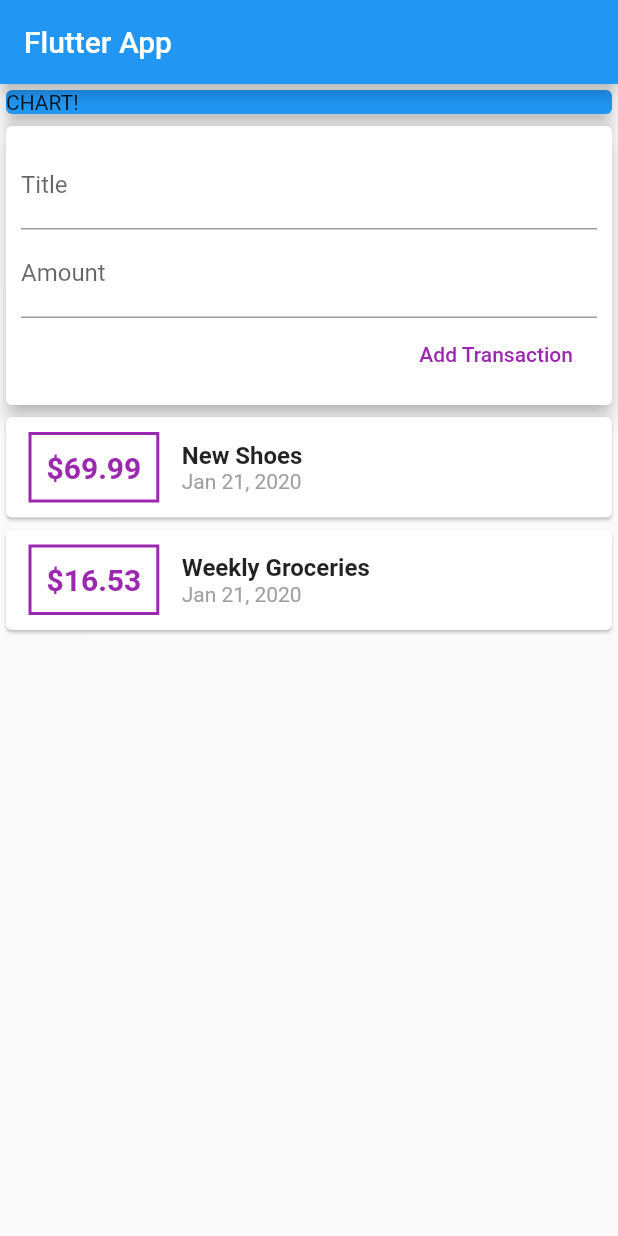
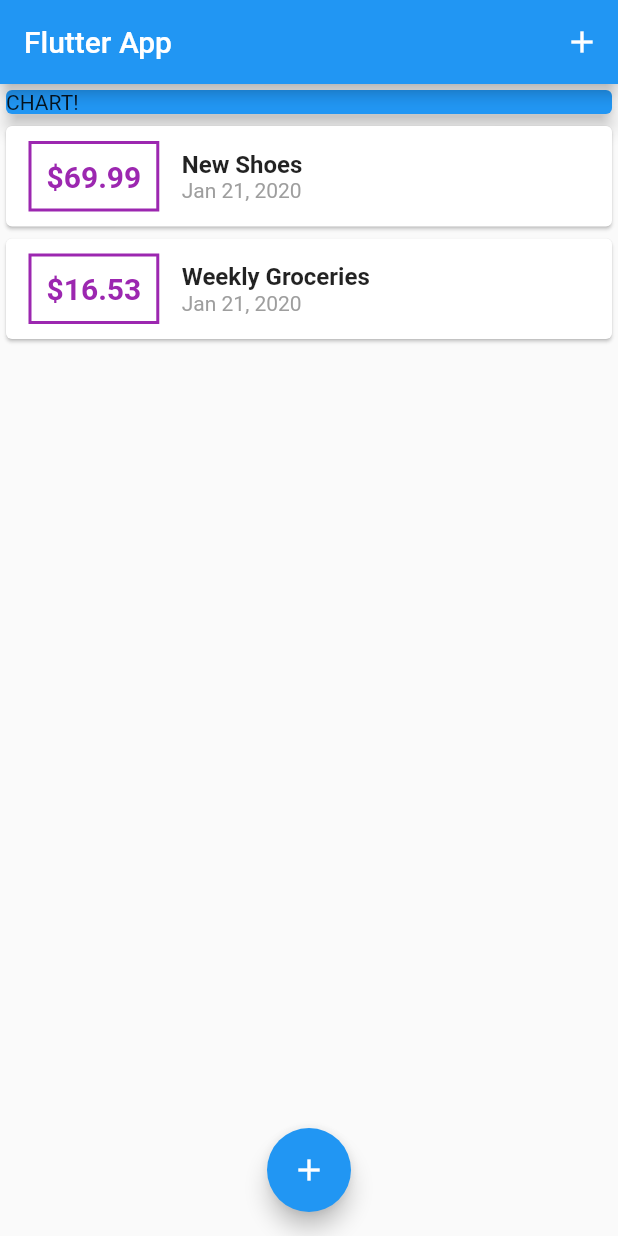
Before and after one commit to cyw233/expenses, a Flutter app: the screen it shows after launch, on a phone screen of 412 x 824 dp. Run offline on Flutter 3.47's test engine with Material 2 defaults, Android fonts, the phone set to English and light mode, and no system bars.

Commit message:
add create new transaction modal

```diff
--- a/lib/main.dart
+++ b/lib/main.dart
@@ -1,6 +1,8 @@
 import 'package:flutter/material.dart';
-import 'package:intl/intl.dart';
-import 'package:expenses/transaction.dart';
+
+import './widgets/new_trasaction.dart';
+import './widgets/transaction_list.dart';
+import './models/transaction.dart';
 
 void main() => runApp(MyApp());
 
@@ -14,8 +16,16 @@ class MyApp extends StatelessWidget {
   }
 }
 
-class MyHomePage extends StatelessWidget {
-  final List<Transaction> transactions = [
+class MyHomePage extends StatefulWidget {
+  // String titleInput;
+  // String amountInput;
+
+  @override
+  _MyHomePageState createState() => _MyHomePageState();
+}
+
+class _MyHomePageState extends State<MyHomePage> {
+  final List<Transaction> _userTrasactions = [
     Transaction(
       id: 't1',
       title: 'New Shoes',
@@ -30,13 +40,42 @@ class MyHomePage extends StatelessWidget {
     ),
   ];
 
+  void _addNewTransaction(String txTitle, double txAmount) {
+    final newTx = Transaction(
+      title: txTitle,
+      amount: txAmount,
+      date: DateTime.now(),
+      id: DateTime.now().toString(),
+    );
+
+    setState(() {
+      _userTrasactions.add(newTx);
+    });
+  }
+
+  void _startAddNewTransaction(BuildContext ctx) {
+    showModalBottomSheet(
+      context: ctx,
+      builder: (_) {
+        return NewTransaction(_addNewTransaction);
+      },
+    );
+  }
+
   @override
   Widget build(BuildContext context) {
     return Scaffold(
       appBar: AppBar(
         title: Text('Flutter App'),
+        actions: <Widget>[
+          IconButton(
+            icon: Icon(Icons.add),
+            onPressed: () => _startAddNewTransaction(context),
           ),
-      body: Column(
+        ],
+      ),
+      body: SingleChildScrollView(
+        child: Column(
           crossAxisAlignment: CrossAxisAlignment.stretch,
           children: <Widget>[
             Container(
@@ -47,78 +86,14 @@ class MyHomePage extends StatelessWidget {
                 elevation: 5,
               ),
             ),
-          Card(
-            elevation: 5,
-            child: Container(
-              padding: EdgeInsets.all(10),
-              child: Column(
-                crossAxisAlignment: CrossAxisAlignment.end,
-                children: <Widget>[
-                  TextField(
-                    decoration: InputDecoration(labelText: 'Title'),
-                  ),
-                  TextField(
-                    decoration: InputDecoration(labelText: 'Amount'),
-                  ),
-                  FlatButton(
-                    child: Text('Add Transaction'),
-                    textColor: Colors.purple,
-                    onPressed: () {},
-                  )
+            TransactionList(_userTrasactions),
           ],
         ),
       ),
-          ),
-          Column(
-            children: transactions.map((tx) {
-              return Card(
-                child: Row(
-                  children: <Widget>[
-                    Container(
-                      margin: EdgeInsets.symmetric(
-                        vertical: 10,
-                        horizontal: 15,
-                      ),
-                      decoration: BoxDecoration(
-                        border: Border.all(
-                          color: Colors.purple,
-                          width: 2,
-                        ),
-                      ),
-                      padding: EdgeInsets.all(10),
-                      child: Text(
-                        '\$${tx.amount}',
-                        style: TextStyle(
-                          fontWeight: FontWeight.bold,
-                          fontSize: 20,
-                          color: Colors.purple,
-                        ),
-                      ),
-                    ),
-                    Column(
-                      crossAxisAlignment: CrossAxisAlignment.start,
-                      children: <Widget>[
-                        Text(
-                          tx.title,
-                          style: TextStyle(
-                            fontSize: 16,
-                            fontWeight: FontWeight.bold,
-                          ),
-                        ),
-                        Text(
-                          DateFormat.yMMMd().format(tx.date),
-                          style: TextStyle(
-                            color: Colors.grey,
-                          ),
-                        ),
-                      ],
-                    ),
-                  ],
-                ),
-              );
-            }).toList(),
-          ),
-        ],
+      floatingActionButtonLocation: FloatingActionButtonLocation.centerFloat,
+      floatingActionButton: FloatingActionButton(
+        child: Icon(Icons.add),
+        onPressed: () => _startAddNewTransaction(context),
       ),
     );
   }
--- /dev/null
+++ b/lib/widgets/transaction_list.dart
@@ -0,0 +1,67 @@
+import 'package:flutter/material.dart';
+import 'package:intl/intl.dart';
+
+import '../models/transaction.dart';
+
+class TransactionList extends StatelessWidget {
+  final List<Transaction> transactions;
+
+  TransactionList(this.transactions);
+
+  @override
+  Widget build(BuildContext context) {
+    return Container(
+      height: 300,
+      child: ListView.builder(
+        itemBuilder: (ctx, index) {
+          return Card(
+            child: Row(
+              children: <Widget>[
+                Container(
+                  margin: EdgeInsets.symmetric(
+                    vertical: 10,
+                    horizontal: 15,
+                  ),
+                  decoration: BoxDecoration(
+                    border: Border.all(
+                      color: Colors.purple,
+                      width: 2,
+                    ),
+                  ),
+                  padding: EdgeInsets.all(10),
+                  child: Text(
+                    '\$${transactions[index].amount.toStringAsFixed(2)}',
+                    style: TextStyle(
+                      fontWeight: FontWeight.bold,
+                      fontSize: 20,
+                      color: Colors.purple,
+                    ),
+                  ),
+                ),
+                Column(
+                  crossAxisAlignment: CrossAxisAlignment.start,
+                  children: <Widget>[
+                    Text(
+                      transactions[index].title,
+                      style: TextStyle(
+                        fontSize: 16,
+                        fontWeight: FontWeight.bold,
+                      ),
+                    ),
+                    Text(
+                      DateFormat.yMMMd().format(transactions[index].date),
+                      style: TextStyle(
+                        color: Colors.grey,
+                      ),
+                    ),
+                  ],
+                ),
+              ],
+            ),
+          );
+        },
+        itemCount: transactions.length,
+      ),
+    );
+  }
+}
```
Also changed, not shown: lib/widgets/new_trasaction.dart (added, +55 -0 lines), lib/models/transaction.dart (renamed from lib/transaction.dart). Lines whose indentation alone changed are shown as unchanged.
